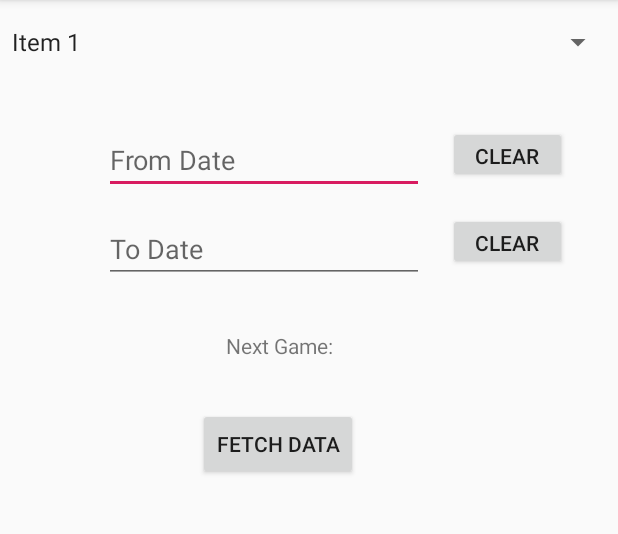
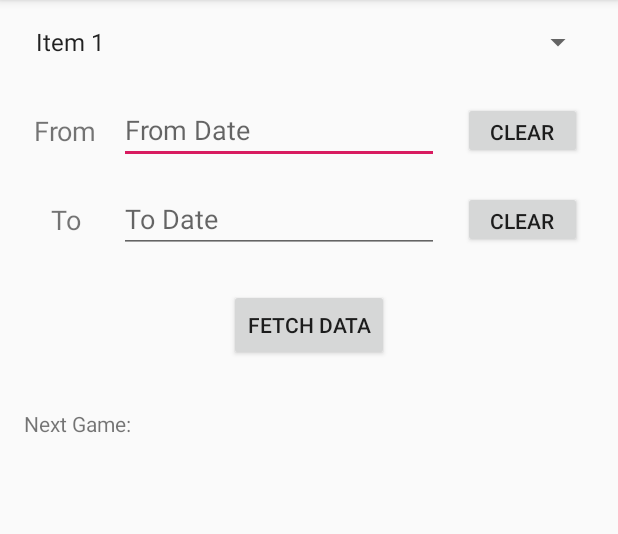
Before and after one commit to Drjansson/NHLHockeyAtGoodEUTimes, an Android app: the screen it shows after launch (MainActivity), on a phone screen of 412 x 824 dp, the part 84-618 px from its top. Run offline under Robolectric (Android 15) with nearby library versions, the phone set to English and light mode, and no system bars.

Commit message:
layout changes.

```diff
--- a/app/src/main/res/layout/activity_main.xml
+++ b/app/src/main/res/layout/activity_main.xml
@@ -11,23 +11,41 @@
 
     <Spinner
         android:id="@+id/spinTeamSelect"
-        android:layout_width="409dp"
+        android:layout_width="0dp"
         android:layout_height="wrap_content"
+        android:layout_marginStart="16dp"
+        android:layout_marginLeft="16dp"
         android:layout_marginTop="16dp"
+        android:layout_marginEnd="16dp"
+        android:layout_marginRight="16dp"
+        app:layout_constraintEnd_toEndOf="parent"
         app:layout_constraintStart_toStartOf="parent"
         app:layout_constraintTop_toTopOf="parent" />
+
+    <TextView
+        android:id="@+id/textView2"
+        android:layout_width="wrap_content"
+        android:layout_height="wrap_content"
+        android:layout_marginStart="8dp"
+        android:layout_marginLeft="8dp"
+        android:text="@string/txtFrom"
+        android:textSize="18sp"
+        app:layout_constraintBottom_toBottomOf="@+id/txtStartDate"
+        app:layout_constraintEnd_toStartOf="@+id/txtStartDate"
+        app:layout_constraintStart_toStartOf="parent"
+        app:layout_constraintTop_toTopOf="@+id/txtStartDate" />
 
     <EditText
         android:id="@+id/txtStartDate"
         android:layout_width="wrap_content"
         android:layout_height="wrap_content"
-        android:layout_marginTop="44dp"
+        android:layout_marginTop="24dp"
         android:autofillHints=""
         android:ems="10"
         android:hint="@string/start_date_hint"
         android:inputType="date"
         app:layout_constraintEnd_toEndOf="parent"
-        app:layout_constraintHorizontal_bias="0.348"
+        app:layout_constraintHorizontal_bias="0.4"
         app:layout_constraintStart_toStartOf="parent"
         app:layout_constraintTop_toBottomOf="@+id/spinTeamSelect"
         tools:targetApi="o" />
@@ -38,10 +56,21 @@
         android:layout_height="38dp"
         android:layout_marginStart="16dp"
         android:layout_marginLeft="16dp"
-        android:layout_marginTop="44dp"
         android:text="@string/btnClear"
+        app:layout_constraintBottom_toBottomOf="@+id/txtStartDate"
         app:layout_constraintStart_toEndOf="@+id/txtStartDate"
-        app:layout_constraintTop_toBottomOf="@+id/spinTeamSelect" />
+        app:layout_constraintTop_toTopOf="@+id/txtStartDate" />
+
+    <TextView
+        android:id="@+id/textView"
+        android:layout_width="wrap_content"
+        android:layout_height="wrap_content"
+        android:text="@string/txtTo"
+        android:textSize="18sp"
+        app:layout_constraintBottom_toBottomOf="@+id/txtEndDate"
+        app:layout_constraintEnd_toEndOf="@+id/textView2"
+        app:layout_constraintStart_toStartOf="@+id/textView2"
+        app:layout_constraintTop_toTopOf="@+id/txtEndDate" />
 
     <EditText
         android:id="@+id/txtEndDate"
@@ -53,7 +82,7 @@
         android:hint="@string/end_date_hint"
         android:inputType="date"
         app:layout_constraintEnd_toEndOf="parent"
-        app:layout_constraintHorizontal_bias="0.348"
+        app:layout_constraintHorizontal_bias="0.4"
         app:layout_constraintStart_toStartOf="parent"
         app:layout_constraintTop_toBottomOf="@+id/txtStartDate"
         tools:targetApi="o" />
@@ -64,43 +93,44 @@
         android:layout_height="38dp"
         android:layout_marginStart="16dp"
         android:layout_marginLeft="16dp"
-        android:layout_marginTop="20dp"
         android:text="@string/btnClear"
+        app:layout_constraintBottom_toBottomOf="@+id/txtEndDate"
         app:layout_constraintStart_toEndOf="@+id/txtEndDate"
-        app:layout_constraintTop_toBottomOf="@+id/btnClearFrom" />
-
-    <TextView
-        android:id="@+id/txtNextGame"
-        android:layout_width="wrap_content"
-        android:layout_height="wrap_content"
-        android:layout_marginTop="32dp"
-        android:text="@string/txtNextGame"
-        app:layout_constraintHorizontal_bias="0.443"
-        app:layout_constraintLeft_toLeftOf="parent"
-        app:layout_constraintRight_toRightOf="parent"
-        app:layout_constraintTop_toBottomOf="@+id/txtEndDate" />
+        app:layout_constraintTop_toTopOf="@+id/txtEndDate" />
 
     <Button
         android:id="@+id/btnMain"
         android:layout_width="wrap_content"
         android:layout_height="wrap_content"
-        android:layout_marginStart="132dp"
-        android:layout_marginLeft="132dp"
+        android:layout_marginTop="24dp"
+        android:text="@string/btnMain"
+        app:layout_constraintEnd_toEndOf="parent"
+        app:layout_constraintStart_toStartOf="parent"
+        app:layout_constraintTop_toBottomOf="@+id/txtEndDate" />
+
+    <TextView
+        android:id="@+id/txtNextGame"
+        android:layout_width="0dp"
+        android:layout_height="wrap_content"
+        android:layout_marginLeft="16dp"
         android:layout_marginTop="32dp"
-        android:text="@string/btnMain"
-        app:layout_constraintStart_toStartOf="parent"
-        app:layout_constraintTop_toBottomOf="@+id/txtNextGame" />
+        android:layout_marginRight="16dp"
+        android:ellipsize="end"
+        android:maxLines="1"
+        android:text="@string/txtNextGame"
+        app:layout_constraintLeft_toLeftOf="parent"
+        app:layout_constraintRight_toRightOf="parent"
+        app:layout_constraintTop_toBottomOf="@+id/btnMain" />
 
     <androidx.recyclerview.widget.RecyclerView
         android:id="@+id/recyclerView"
         android:layout_width="match_parent"
-        android:layout_height="298dp"
-        android:layout_marginTop="28dp"
-        android:layout_marginBottom="10dp"
+        android:layout_height="0dp"
+        android:layout_marginTop="8dp"
+        android:layout_marginBottom="5dp"
         app:layout_constraintBottom_toBottomOf="parent"
         app:layout_constraintEnd_toEndOf="parent"
         app:layout_constraintStart_toStartOf="parent"
-        app:layout_constraintTop_toBottomOf="@+id/btnMain"
-        app:layout_constraintVertical_bias="0.011" />
+        app:layout_constraintTop_toBottomOf="@+id/txtNextGame" />
 
 </androidx.constraintlayout.widget.ConstraintLayout>
--- a/app/src/main/res/values/strings.xml
+++ b/app/src/main/res/values/strings.xml
@@ -5,4 +5,6 @@
     <string name="btnMain">Fetch Data</string>
     <string name="btnClear">Clear</string>
     <string name="txtNextGame">Next Game:</string>
+    <string name="txtFrom">From</string>
+    <string name="txtTo">To</string>
 </resources>
```
Also changed, not shown: app/src/main/res/layout/match_row.xml (+13 -30 lines).
